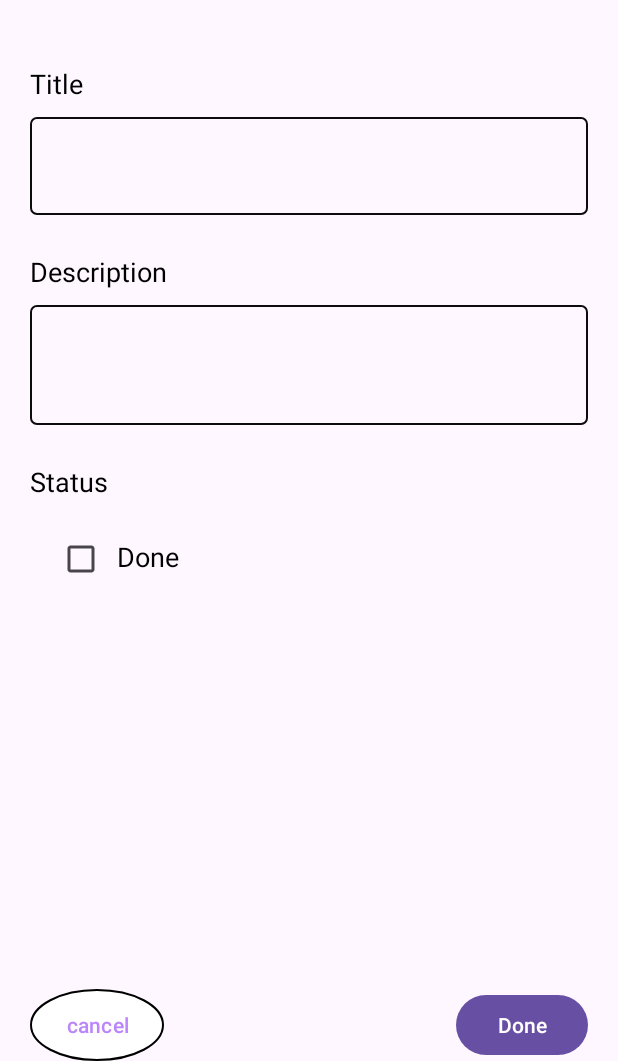
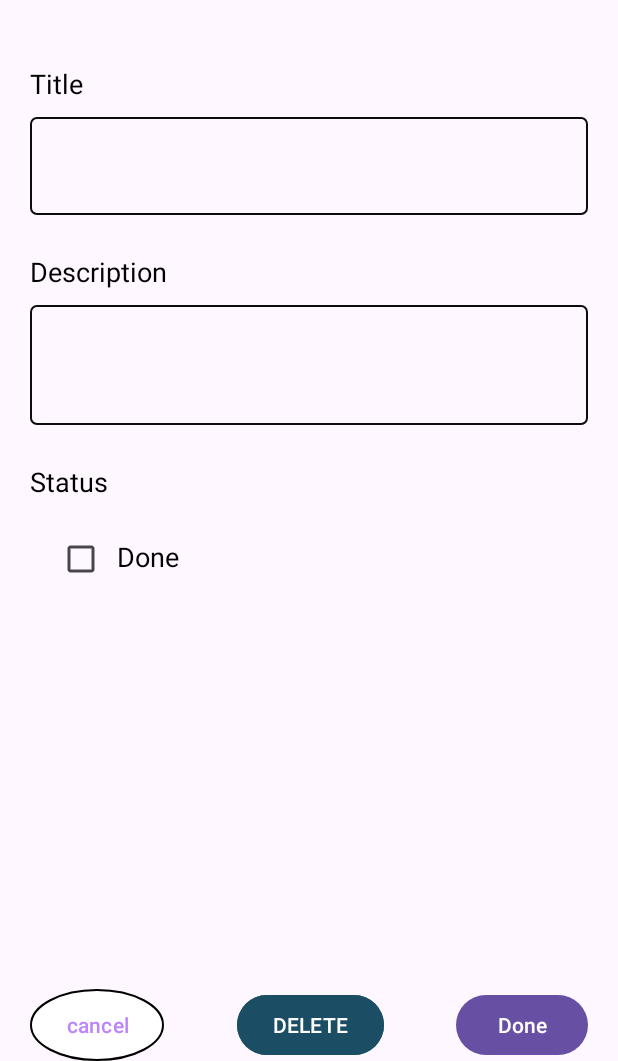
Before and after one commit to Mari77ana/Todo, an Android app built with Jetpack Compose: the fragment DetailsFragment placed in its activity, after a tap on "Done", on a phone screen of 412 x 824 dp, the part 175-1236 px from its top. Run offline under Robolectric (Android 15) with nearby library versions, the phone set to English and light mode, and no system bars; our stand-ins replace Room's generated code.

Commit message:
lade till delete knapp och DialogRuta

```diff
--- a/app/src/main/java/com/example/todo/TaskActivity.kt
+++ b/app/src/main/java/com/example/todo/TaskActivity.kt
@@ -34,10 +34,10 @@ class TaskActivity : AppCompatActivity() {
     // send data task to show up in DetailsFragment
     fun showDetails(task: Task?) {
         val bundle = Bundle() // use bundle to pass data between fragments
-        task?.let { bundle.putLong("id", it.id) }
+         bundle.putLong("id", task?.id ?: -1 )
 
         val detailsFragment = DetailsFragment()
-        // denna måste med
+        // arguments måste med
         detailsFragment.arguments = bundle
         supportFragmentManager.commit {
             addToBackStack("Details")
--- a/app/src/main/java/com/example/todo/database/TaskJournalDao.kt
+++ b/app/src/main/java/com/example/todo/database/TaskJournalDao.kt
@@ -4,6 +4,7 @@ import androidx.room.Dao
 import androidx.room.Delete
 import androidx.room.Insert
 import androidx.room.Query
+import androidx.room.Update
 import com.example.todo.database.dataClass.TaskJournal
 import kotlinx.coroutines.flow.Flow
 
@@ -19,8 +20,11 @@ interface TaskJournalDao {
     @Insert() // sending taskJournal to Db
     suspend fun insertTaskJournal(taskJournal: TaskJournal)
 
-    @Delete // Delete taskJournal in Db
-    suspend fun deleteTaskJournal(taskJournal: TaskJournal)
+    @Update() // updates taskJournal to Db
+    suspend fun updateTaskJournal(taskJournal: TaskJournal)
+
+    @Delete() // Delete taskJournal in Db
+    suspend fun deleteTaskJournal(taskJournal: TaskJournal) // taskJournal: TaskJournal
 
 
 
@@ -32,10 +36,18 @@ interface TaskJournalDao {
 
     // Get id from TaskJournal
     @Query("SELECT * FROM task_journal WHERE id = :taskId")
-    fun getTaskJournalById(taskId: Long): Flow<List<TaskJournal>>
+    fun observeTaskJournalById(taskId: Long): Flow<List<TaskJournal>>
 
 
-    // Gör en update query
+
+    @Query("SELECT * FROM task_journal WHERE id = :taskId")
+    suspend fun getTaskJournalById(taskId: Long): List<TaskJournal>
+
+
+
+
+
+
 
 
 
--- a/app/src/main/java/com/example/todo/database/TaskJournalRepository.kt
+++ b/app/src/main/java/com/example/todo/database/TaskJournalRepository.kt
@@ -1,8 +1,10 @@
 package com.example.todo.database
 
 import android.content.Context
+import android.util.Log
 import androidx.room.Room
 import com.example.todo.database.dataClass.TaskJournal
+import com.example.todo.uistateData.Task
 import kotlinx.coroutines.flow.Flow
 import kotlinx.coroutines.flow.map
 
@@ -21,6 +23,7 @@ import kotlinx.coroutines.flow.map
 
 // ----------- C O U R U T I N E S ----------
 // F L O W = jobbar asynkront så den inte blockerar huvudtråden, den observerar, kan vara av olika datatyper.
+// Använd Flow med observer!!
 // Den hanterar strömmar a data. Producer skickar data Consumer samlar data.
 // ----- Taking a callback-----suspend & resume
 // Suspend -> ( på pause) När den kallas kan den utföra asynkrona operationer  utan att blockera tråden
@@ -32,7 +35,7 @@ import kotlinx.coroutines.flow.map
 
 // Singleton
 class TaskJournalRepository private constructor(context: Context) {
-
+// Singleton
     companion object {
 
         @Volatile //
@@ -50,12 +53,28 @@ class TaskJournalRepository private constructor(context: Context) {
         context, TaskJournalDatabase::class.java, "task journal"
     ).build()
 
+// -----------------------------
+
+
+
 
     // Here we adding taskJournal to insertTaskJournal() to connect with TaskJournalDao
     suspend fun insertTaskJournal(taskJournal: TaskJournal) {
+        Log.d("TaskJournalRepository", "Inserting task to database: $taskJournal")
         taskJournalDatabase.taskJournalDao().insertTaskJournal(taskJournal)
 
     }
+
+    // Denna ska uppdatera objektet TaskJournal
+    suspend fun updateTaskJournal(taskJournal: TaskJournal) {
+        taskJournalDatabase.taskJournalDao().updateTaskJournal(taskJournal)
+    }
+
+    // Delete Task by Id
+    suspend fun deleteTaskJournal(taskJournal: TaskJournal) {
+        taskJournalDatabase.taskJournalDao().deleteTaskJournal(taskJournal)
+    }
+
 
 
     // måste observera för ändringar -> Flow, returnera TaskJournal i en lista för att sedan visa upp i FirstFragment
@@ -63,13 +82,23 @@ class TaskJournalRepository private constructor(context: Context) {
         return taskJournalDatabase.taskJournalDao().observeAllTaskJournal()
     }
 
-    // funktionen Observerar ID och hämtar ID från databasen
+    // funktionen Observerar bara ID och hämtar ID från databasen,(här behövs ingen Lista)
     fun observeTaskJournalById(taskId: Long): Flow<TaskJournal?> {
-        return taskJournalDatabase.taskJournalDao().getTaskJournalById(taskId).map { it.firstOrNull() }
+        return taskJournalDatabase.taskJournalDao().observeTaskJournalById(taskId).map { it.firstOrNull() }
     }
 
-    // for deleting
-    suspend fun deleteTaskJournal(taskJournal: TaskJournal) {
-        taskJournalDatabase.taskJournalDao().deleteTaskJournal(taskJournal)
+
+    suspend fun getTaskJournalById(id: Long): TaskJournal? {
+        return taskJournalDatabase.taskJournalDao().getTaskJournalById(id).let { it.firstOrNull()  }
     }
+
+
+
+
+
+
+
+
+
+
 }
--- a/app/src/main/java/com/example/todo/detailsScreen/DetailsFragment.kt
+++ b/app/src/main/java/com/example/todo/detailsScreen/DetailsFragment.kt
@@ -1,19 +1,18 @@
 package com.example.todo.detailsScreen
 
+import android.app.AlertDialog
 import android.os.Bundle
+import android.util.Log
 import androidx.fragment.app.Fragment
 import android.view.LayoutInflater
 import android.view.View
 import android.view.ViewGroup
+import androidx.compose.material3.AlertDialog
 import androidx.lifecycle.Lifecycle
 import androidx.lifecycle.lifecycleScope
 import androidx.lifecycle.repeatOnLifecycle
 import com.example.todo.databinding.FragmentDetailsBinding
 import com.example.todo.database.dataClass.TaskJournal
-import com.example.todo.uistateData.Task
-import kotlinx.coroutines.flow.MutableStateFlow
-import kotlinx.coroutines.flow.filterNotNull
-import kotlinx.coroutines.flow.onEach
 import kotlinx.coroutines.launch
 
 
@@ -48,9 +47,10 @@ class DetailsFragment : Fragment() {
             parentFragmentManager.popBackStack()
         }
 
-        val id = arguments?.getLong("id")
-        if (id != null) {
-            viewModel.setTaskId(id)
+        val id = arguments?.getLong("id")?: -1 // hämtar id
+        Log.d("FirstFragment", "$id")
+        if (id != -1L) {
+            viewModel.setTaskId(id) // skickar in id till viewModel
         }
 
         // Observera UI State och uppdaterar EditText när det finns uppgiftsdata
@@ -58,41 +58,90 @@ class DetailsFragment : Fragment() {
             lifecycle.repeatOnLifecycle(Lifecycle.State.STARTED) {
                 viewModel.uiState.collect { uiState ->
                     val task = uiState.task
+                    Log.d("DetailsFragment", "$task")
 
                     if (task != null) {
                         binding.titleInput.setText(task.todoText)
+                        binding.descriptionInput.setText(task.description)
+                        binding.checkBoxDone.isChecked = task.isChecked
+                    }
+                    else{
+                        binding.titleInput.setText("")
+                        binding.descriptionInput.setText("")
+                        binding.checkBoxDone.isChecked = false
                     }
                 }
             }
         }
 
 
-        // Add taskJournal when button Done is clicked
+        // Add taskJournal when button Done is clicked,  uppdatera
         binding.buttonSaveTaskJournal.setOnClickListener {
             val taskTitle = binding.titleInput.text.toString()
             val taskDescription = binding.descriptionInput.text.toString()
             val taskIsChecked = binding.checkBoxDone.isChecked
 
-            viewLifecycleOwner.lifecycleScope.launch {
-                lifecycle.repeatOnLifecycle(Lifecycle.State.STARTED) {
                     viewModel.saveTaskJournal(
                         TaskJournal(
                             taskTitle,
                             taskDescription,
-                            taskIsChecked
+                            taskIsChecked,
+                            id // lade till denna annars uppdateras det inte
                         )
                     )
 
-
-                }
-            }
+            // Check for new TaskJournal
+            println(
+                TaskJournal(
+                    title = taskTitle,
+                    description = taskDescription,
+                    status = taskIsChecked
+                )
+            )
+            parentFragmentManager.popBackStack() // navigate to ListFragment
         }
 
 
         // Button Cancel
         binding.buttonCancel.setOnClickListener {
-            // återställ textfienden
+            // clear the textFields
             binding.titleInput.setText("")
+            binding.descriptionInput.setText("")
+            binding.checkBoxDone.isChecked = false
+        }
+
+
+        // Button Delete TaskJournal and show AlertDialog
+        binding.buttonDelete.setOnClickListener {
+
+            val builder = AlertDialog.Builder(context)
+            builder.setTitle("Delete Task")
+            builder.setMessage("Are you sure you want to delete Task")
+
+            builder.setPositiveButton("Delete"){ _, _ ->
+
+                        if (id != null) {
+                            viewModel.deleteTaskJournal(id)
+                            binding.titleInput.setText("")
+                            binding.descriptionInput.setText("")
+                            binding.checkBoxDone.isChecked = false
+                            parentFragmentManager.popBackStack() // Navigate to ListFragment
+
+                        }
+
+                    }
+
+            builder.setNegativeButton("Cancel") { _, _ ->
+                builder.setOnDismissListener { dialog -> dialog.dismiss() }
+
+            }
+            val dialog: AlertDialog = builder.create()
+            dialog.show()
+
+
+
+
+
         }
 
 
--- a/app/src/main/java/com/example/todo/detailsScreen/DetailsViewModel.kt
+++ b/app/src/main/java/com/example/todo/detailsScreen/DetailsViewModel.kt
@@ -1,6 +1,7 @@
 package com.example.todo.detailsScreen
 
 import android.content.Context
+import android.util.Log
 import androidx.lifecycle.ViewModel
 import androidx.lifecycle.viewModelScope
 import com.example.todo.database.TaskJournalRepository
@@ -18,29 +19,80 @@ class DetailsViewModel(context: Context) : ViewModel() {
     // använd singelton -> TaskJournalRepository.getInstance(context)
     private val taskJournalRepository = TaskJournalRepository.getInstance(context)
 
-    private val _uistate = MutableStateFlow(UiState(null))
+    private val _uistate = MutableStateFlow(UiState(null)) // task är null
     val uiState = _uistate.asStateFlow()
 
     // vyn får ett id, skicka in id till vymodellen, vymodellen lyssnar på id och uppdaterar uistate, vyn lyssnar på uistate
+
+
 
 
     // adds task to Db
     fun saveTaskJournal(taskJournal: TaskJournal) {
         viewModelScope.launch {
             //faktiskt uppdatera tasken, inte bara skapa en ny
-            taskJournalRepository.insertTaskJournal(taskJournal)
-        }
-    }
+            // val existingTask = taskJournalRepository.insertTaskJournal(taskJournal)
+            // hämta id och uppdatera
+            val existingTask = taskJournalRepository.getTaskJournalById(taskJournal.id ?: -1)
 
-    fun setTaskId(id: Long) {
-        viewModelScope.launch {
-            taskJournalRepository.observeTaskJournalById(id).filterNotNull().collect { task ->
-                _uistate.value = UiState(Task(task.id ?: 0L, task.title, task.status))
+            // Finns det en TaskJournal -> hämta kopia och uppdatera det nya värdet
+            if (existingTask == null){
+
+                taskJournalRepository.insertTaskJournal(taskJournal)
+                Log.d("DetailsViewModel", "Inserting new task: $taskJournal")
+
+            }
+            // annars -> skapa en ny TaskJournal
+            else{
+
+                val updateTaskJournal = existingTask.copy(
+                    id = taskJournal.id,
+                    title = taskJournal.title,
+                    description = taskJournal.description,
+                    status = taskJournal.status
+                )
+                taskJournalRepository.updateTaskJournal(updateTaskJournal)
+                Log.d("DetailsViewModel", "Updating existing task: $existingTask with new data: $taskJournal")
+
             }
         }
     }
 
+
+    // observera id fr databasen, använd courutine med uistate för att uppdatera Task,
+    // filterNotNull= filtrerar null värden från observationen
+    fun setTaskId(id: Long) {
+        viewModelScope.launch {
+
+            taskJournalRepository.observeTaskJournalById(id).filterNotNull().collect { task ->
+            //_uistate.value = UiState(Task(task.id ?: 0L, task.title, task.status))
+                _uistate.value = UiState(Task(task.id ?: -1, task.title, task.description, task.status))
+
+        }
+
+        }
+    }
+
+
+    // Delete Task by find id, // id: Long
+    fun deleteTaskJournal(taskId: Long) {
+        viewModelScope.launch {
+            val existingTask = taskJournalRepository.getTaskJournalById(taskId)
+            //val deleteTaskJournalById = taskJournalRepository.getTaskJournalById(id)
+            if (existingTask != null) {
+                taskJournalRepository.deleteTaskJournal(existingTask)
+            }
+        }
+
+    }
+
+
+
+
     data class UiState(
-        val task: Task?
+        val task: Task? // kan vara null
     )
+
+
+
 }
--- a/app/src/main/java/com/example/todo/listScreen/ListFragment.kt
+++ b/app/src/main/java/com/example/todo/listScreen/ListFragment.kt
@@ -8,12 +8,8 @@ import android.view.ViewGroup
 import androidx.lifecycle.Lifecycle
 import androidx.lifecycle.lifecycleScope
 import androidx.lifecycle.repeatOnLifecycle
-import androidx.navigation.fragment.R
-import androidx.navigation.fragment.R.*
-import androidx.navigation.fragment.findNavController
 import androidx.recyclerview.widget.RecyclerView
 import com.example.todo.TaskActivity
-import com.example.todo.uistateData.Task
 import com.example.todo.databinding.FragmentFirstBinding
 import com.example.todo.detailsScreen.DetailsFragment
 import kotlinx.coroutines.launch
@@ -52,6 +48,7 @@ class ListFragment : Fragment() {
 
 
         binding.fabAddTask.setOnClickListener {
+            println("Fab pressed")
             //  navigate to write a new TaskJournal
             val bundle = Bundle()
             val detailsFragment = DetailsFragment()
--- a/app/src/main/java/com/example/todo/listScreen/ListViewModel.kt
+++ b/app/src/main/java/com/example/todo/listScreen/ListViewModel.kt
@@ -6,14 +6,12 @@ import androidx.lifecycle.viewModelScope
 import com.example.todo.uistateData.Task
 import com.example.todo.database.dataClass.TaskJournal
 import com.example.todo.database.TaskJournalRepository
-import kotlinx.coroutines.Dispatchers
 import kotlinx.coroutines.flow.MutableStateFlow
 import kotlinx.coroutines.flow.asStateFlow
 import kotlinx.coroutines.flow.launchIn
 import kotlinx.coroutines.flow.onEach
 import kotlinx.coroutines.flow.update
 import kotlinx.coroutines.launch
-import kotlinx.coroutines.runBlocking
 
 class ListViewModel(context: Context) : ViewModel() {
     private val taskJournalRepository = TaskJournalRepository.getInstance(context)
@@ -29,7 +27,7 @@ class ListViewModel(context: Context) : ViewModel() {
         taskJournalRepository.observeAllTaskJournals().onEach { taskJournals ->
 
             val tasks: List<Task> = taskJournals.map { taskJournal: TaskJournal ->
-                Task(taskJournal.id ?: 0, taskJournal.title, taskJournal.status)
+                Task(taskJournal.id ?: 0, taskJournal.title, taskJournal.description,taskJournal.status)
             }
             _uiState.update { currentTaskState ->
                 currentTaskState.copy(tasks = tasks)
--- a/app/src/main/java/com/example/todo/uistateData/Task.kt
+++ b/app/src/main/java/com/example/todo/uistateData/Task.kt
@@ -3,5 +3,6 @@ package com.example.todo.uistateData
 data class Task(
     val id: Long,
     val todoText: String,
+    val description: String,
     var isChecked: Boolean
 )
--- a/app/src/main/res/layout/fragment_details.xml
+++ b/app/src/main/res/layout/fragment_details.xml
@@ -111,7 +111,7 @@
                     android:layout_height="wrap_content"
                     android:text="@string/cancel_button"
                     android:textColor="@color/purple_200"
-                    app:layout_constraintRight_toLeftOf="@id/button_saveTaskJournal"
+
                     app:layout_constraintStart_toStartOf="parent"
                     app:layout_constraintTop_toTopOf="parent"
                     app:layout_constraintBottom_toBottomOf="parent"
@@ -119,17 +119,27 @@
                     />
 
                 <Button
+                    android:id="@+id/button_delete"
+                    android:layout_width="wrap_content"
+                    android:layout_height="wrap_content"
+                    android:text="@string/button_delete"
+                    app:layout_constraintBottom_toBottomOf="parent"
+                    android:backgroundTint="@color/navy_blue"
+                    app:layout_constraintEnd_toStartOf="@+id/button_saveTaskJournal"
+                    app:layout_constraintStart_toEndOf="@+id/button_cancel"
+                    app:layout_constraintTop_toTopOf="parent" />
+
+                <Button
                     android:id="@+id/button_saveTaskJournal"
                     android:layout_width="wrap_content"
                     android:layout_height="wrap_content"
                     android:text="@string/button_done_text"
                     android:textColor="@color/white"
+                    app:layout_constraintBottom_toBottomOf="parent"
                     app:layout_constraintEnd_toEndOf="parent"
-                    app:layout_constraintLeft_toRightOf="@id/button_cancel"
                     app:layout_constraintTop_toTopOf="parent"
-                    app:layout_constraintBottom_toBottomOf="parent"
 
-                   />
+                    />
 
             </androidx.constraintlayout.widget.ConstraintLayout>
 
--- a/app/src/main/res/values/colors.xml
+++ b/app/src/main/res/values/colors.xml
@@ -8,4 +8,5 @@
     <color name="black">#FF000000</color>
     <color name="white">#FFFFFFFF</color>
     <color name="light_green">#00FF00</color>
+    <color name="navy_blue">#1B4E65</color>
 </resources>
--- a/app/src/main/res/values/strings.xml
+++ b/app/src/main/res/values/strings.xml
@@ -13,5 +13,6 @@
     <string name="done_text">Done</string>
     <string name="cancel_button">cancel</string>
     <string name="button_done_text">Done</string>
+    <string name="button_delete">DELETE</string>
 
 </resources>
```
